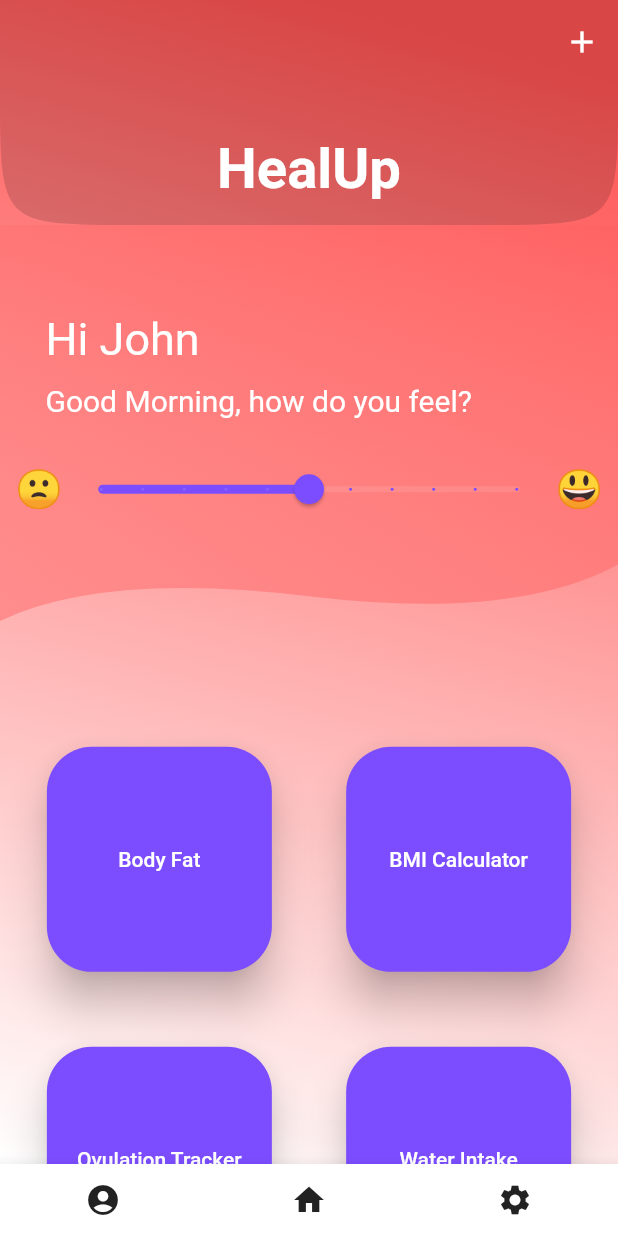
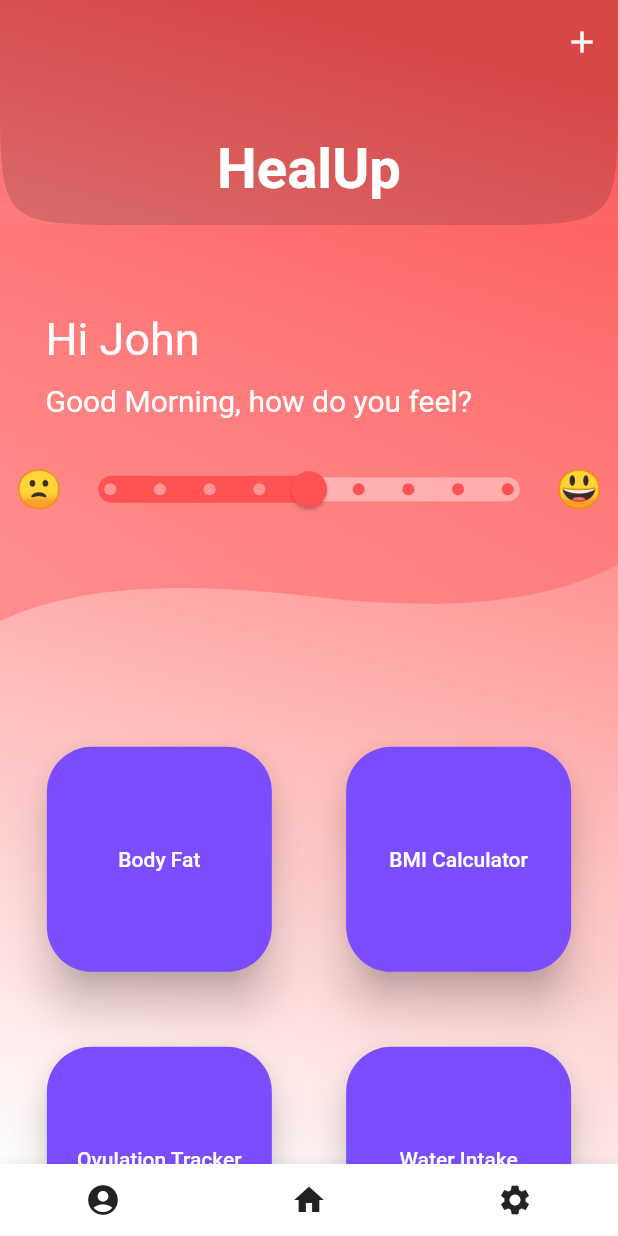
Before and after one commit to abhin-deb02/health_app, a Flutter app: the screen it shows after launch, on a phone screen of 412 x 824 dp. Run offline on Flutter 3.47's test engine with Material 2 defaults, Android fonts, the light colour scheme and no system bars.

Commit message:
Slider tweak + minor changes
Slider tweak [main.dart] + minor changes [others]

```diff
--- a/lib/BMICalc.dart
+++ b/lib/BMICalc.dart
@@ -28,6 +28,7 @@ class _BMICalcState extends State<BMICalc> {
         appBar: PreferredSize(
           preferredSize: Size.fromHeight(180),
           child: AppBar(
+            iconTheme: IconThemeData(color: Colors.black),
             elevation: 7,
             shape: const RoundedRectangleBorder(borderRadius: BorderRadius.only(bottomLeft: Radius.circular(30), bottomRight: Radius.circular(30))),
             backgroundColor: const Color.fromRGBO(255, 255, 255, 1),
--- a/lib/BodyFatCalculator.dart
+++ b/lib/BodyFatCalculator.dart
@@ -37,6 +37,7 @@ class _BodyFatCalculatorState extends State<BodyFatCalculator> {
         appBar: PreferredSize(
           preferredSize: Size.fromHeight(120),
           child: AppBar(
+            iconTheme: IconThemeData(color: Colors.black),
             elevation: 7,
             shape: RoundedRectangleBorder(borderRadius: BorderRadius.only(bottomLeft: Radius.circular(30), bottomRight: Radius.circular(30))),
             backgroundColor: Color.fromRGBO(255, 255, 255, 1),
--- a/lib/CalorieIntake.dart
+++ b/lib/CalorieIntake.dart
@@ -35,6 +35,7 @@ class _CalorieIntakeState extends State<CalorieIntake> {
       appBar: PreferredSize(
         preferredSize: const Size.fromHeight(120),
         child: AppBar(
+          iconTheme: IconThemeData(color: Colors.black),
           elevation: 7,
           shape: const RoundedRectangleBorder(
               borderRadius: BorderRadius.only(
--- a/lib/WaterIntake.dart
+++ b/lib/WaterIntake.dart
@@ -25,6 +25,7 @@ class _WaterIntakeState extends State<WaterIntake> {
       appBar: PreferredSize(
         preferredSize: const Size.fromHeight(180),
         child: AppBar(
+          iconTheme: IconThemeData(color: Colors.black),
           elevation: 7,
           shape: const RoundedRectangleBorder(
               borderRadius: BorderRadius.only(
--- a/lib/main.dart
+++ b/lib/main.dart
@@ -1,3 +1,5 @@
+import 'dart:async';
+
 import 'package:flutter/material.dart';
 import 'package:health_app/BodyFatCalculator.dart';
 import 'package:health_app/OvulationCounter.dart';
@@ -39,7 +41,14 @@ class _MainPageState extends State<MainPage> {
   // variables added by Abhinandan
   String name = "John";
   String day_state = "Morning";
-  double value = 50;
+
+  // vars for slider with emotion scale [1-9]
+  double value = 5;
+  var labels = ['1', '2', '3', '4', '5', '6', '7', '8', '9'];
+
+
+  // datetime object
+  DateTime t = DateTime.now();
 
 
   @override
@@ -47,6 +56,37 @@ class _MainPageState extends State<MainPage> {
     // setting up device width and height variables [for responsiveness]
     double scrWidth = MediaQuery.of(context).size.width;
     double scrHeight = MediaQuery.of(context).size.height;
+
+    // function to determine time-phase of day
+    void changeDayState()
+    {
+      int hour = t.hour;
+      if (hour >= 3 && hour < 12) {
+        day_state = "Morning";
+      }
+
+      else if (hour >= 12 && hour < 16) {
+        day_state = "Afternoon";
+      }
+
+      else if (hour >= 16 && hour < 22) {
+        day_state = "Evening";
+      }
+
+      else
+      {
+        day_state = "Night";
+      }
+
+      setState(() {});
+
+    }
+
+    // start it once at the very beginning [one-shot]
+    Timer(Duration(seconds: 1), () => changeDayState());
+
+    // periodic timer function call, so that greeting updates as per clock time
+    Timer.periodic(Duration(seconds: 30), (timer) => changeDayState());
 
     return Scaffold(
       bottomNavigationBar: BottomAppBar(
@@ -154,16 +194,28 @@ class _MainPageState extends State<MainPage> {
                                   ),
                                   Expanded(
                                     child: SizedBox(
-                                      child: Slider(
-                                        value: value,
-                                        min: 0,
-                                        max: 100,
-                                        divisions: 10,
-                                        activeColor: Colors.deepPurpleAccent,
-                                        inactiveColor: Colors.white10,
-                                        //label: value.round().toString(),
-                                        onChanged: (double value) => setState(() => this.value = value
-                                      ),
+                                      child: SliderTheme(
+                                        data: SliderThemeData(
+                                          trackHeight: 16,
+                                          thumbShape: RoundSliderThumbShape(enabledThumbRadius: 12.0),
+                                          valueIndicatorTextStyle: TextStyle(color: Colors.redAccent),
+                                          valueIndicatorColor: Colors.white.withOpacity(0.94),
+                                        ),
+                                        child: Slider(
+                                          value: value,
+                                          min: 1.0,
+                                          max: 9.0,
+                                          divisions: 8,
+                                          label: labels[value.toInt() - 1],
+                                          activeColor: Colors.redAccent.shade200,
+                                          inactiveColor: Colors.white38,
+                                          //label: value.round().toString(),
+                                          onChanged: (double value) => setState(() {
+                                            this.value = value;
+                                            print(value);
+                                          }
+                                          ),
+                                        ),
                                       ),
                                     ),
                                   ),
```
